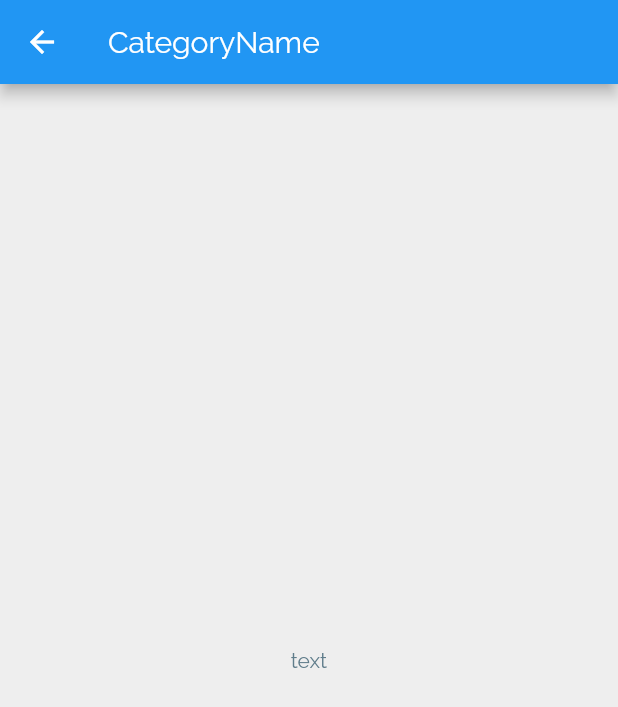
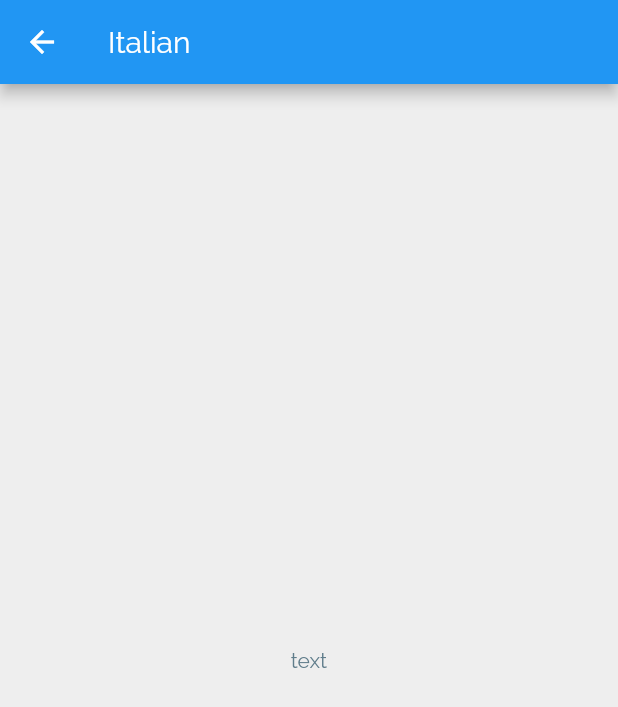
Before and after one commit to mmcguire91/meals_and_recipes, a Flutter app: the screen it shows after launch, after a tap on "Italian", on a phone screen of 412 x 824 dp. Shown: the top 707 px of the screen. Run offline on Flutter 3.47's test engine with Material 2 defaults, Android fonts, the phone set to English and light mode, and no system bars.

Commit message:
pass over id and title data of a category from category.dart to categroy_meals_view.dart, display category title in the app bar

```diff
--- a/lib/views/categories_view.dart
+++ b/lib/views/categories_view.dart
@@ -24,9 +24,9 @@ class CategoriesView extends StatelessWidget {
         children: DUMMY_CATEGORIES
             .map(
               (catData) => Category(
+                id: catData.id,
                 title: catData.title,
                 color: catData.color,
-                // Navigator.of(context) =>
               ),
             )
             .toList(),
--- a/lib/views/category_meals_view.dart
+++ b/lib/views/category_meals_view.dart
@@ -1,13 +1,20 @@
 import 'package:flutter/material.dart';
 
 class CategoryMealsView extends StatelessWidget {
+  CategoryMealsView(this.categoryID, this.categoryTitle);
+
+  final String categoryID;
+  final String categoryTitle;
+
   @override
   Widget build(BuildContext context) {
     return Scaffold(
       appBar: AppBar(
-          title: Text(
-        'CategoryName',
-      )),
+        title: Text(
+          '$categoryTitle',
+        ),
+        //retrieve and display the applicable category title that was passed over via the selectCategory navigator method in category.dart
+      ),
       body: Center(
         child: Text('text'),
       ),
--- a/lib/widgets/category.dart
+++ b/lib/widgets/category.dart
@@ -5,8 +5,9 @@ import '../views/category_meals_view.dart';
 //Class Category holds the UI for each Category UI element
 
 class Category extends StatelessWidget {
-  const Category({@required this.title, this.color});
+  const Category({this.id, @required this.title, this.color});
 
+  final String id;
   final String title;
   final Color color;
 
@@ -14,19 +15,23 @@ class Category extends StatelessWidget {
     Navigator.of(ctx).push(
       MaterialPageRoute(
         builder: (_) {
-          return CategoryMealsView();
+          return CategoryMealsView(id, title);
         },
       ),
     );
   }
+  //establish navigator method that will direct user to the CategoryMealsView page
 
   @override
   Widget build(BuildContext context) {
     return InkWell(
       //gestureDetector substitute with UI ripple effect
       onTap: () => selectCategory(context),
+      //call the selectCategory method that calls the selectCategory Navigator method that navigates to a different view
       splashColor: Theme.of(context).primaryColor,
-      borderRadius: BorderRadius.circular(25.0),
+      //color of the ripple effect
+      borderRadius: BorderRadius.circular(15.0),
+      //radius of the ripple effect => ensure this is the same as the container radius for ideal UI
       child: Container(
         child: Text(
           title,
```
